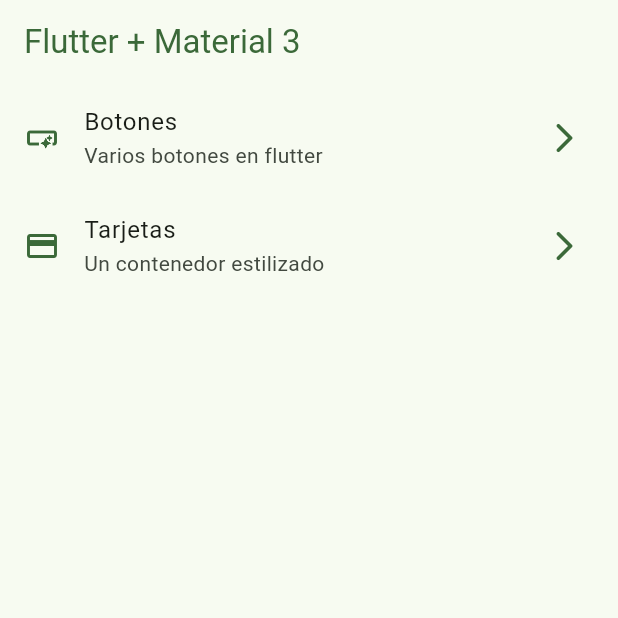
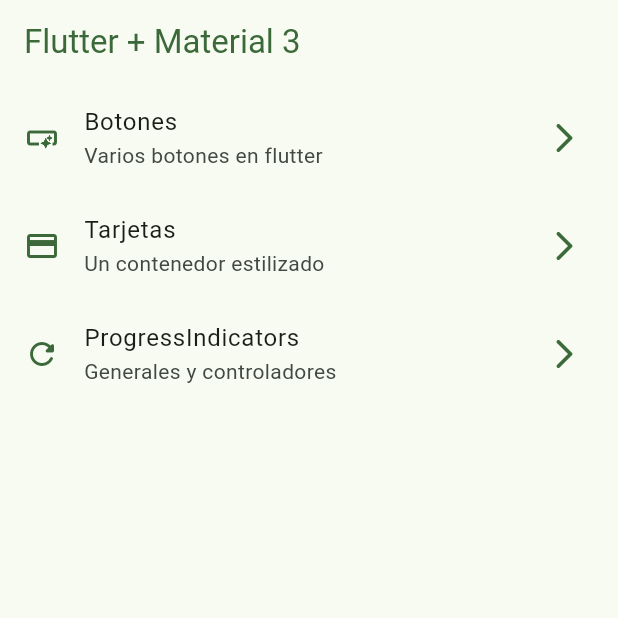
Before and after one commit to osvaldo-o/widgets-app-flutter, a Flutter app: the screen it shows after launch, on a phone screen of 412 x 824 dp, the top half of it. Run offline on Flutter 3.47's test engine with Material 2 defaults, Android fonts, the phone set to English and light mode, and no system bars; our stand-ins replace go_router.

Commit message:
Progress indicators

```diff
--- a/lib/config/menu/menu_items.dart
+++ b/lib/config/menu/menu_items.dart
@@ -23,5 +23,10 @@ const List<MenuItem> appMenuItems = [
       title: 'Tarjetas',
       subTitle: 'Un contenedor estilizado',
       link: '/cards',
-      icon: Icons.credit_card)
+      icon: Icons.credit_card),
+  MenuItem(
+      title: 'ProgressIndicators',
+      subTitle: 'Generales y controladores',
+      link: '/progress',
+      icon: Icons.refresh_rounded),
 ];
--- a/lib/config/router/app_router.dart
+++ b/lib/config/router/app_router.dart
@@ -15,5 +15,9 @@ final appRouter = GoRouter(
       path: '/cards',
       builder: (context, state) => const CardScreen(),
     ),
+    GoRoute(
+      path: '/progress',
+      builder: (context, state) => const ProgressScreen(),
+    ),
   ],
 );
```
Also changed, not shown: lib/presentation/screens/progress/progress_screen.dart (+39 -0 lines).
